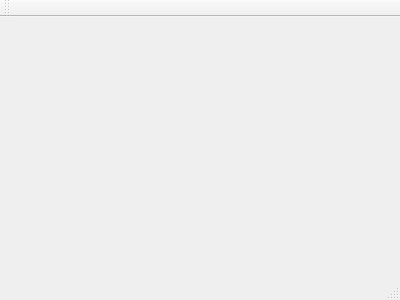
Qt form fkw/mainwindow.ui (piotrsiedlik/QT) before a commit.
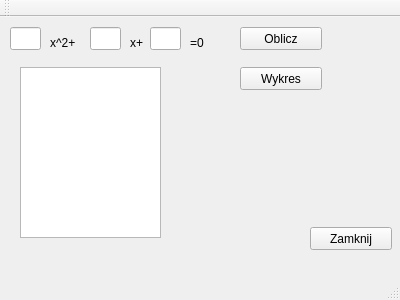
The same form after that commit.

```diff
--- a/fkw/mainwindow.ui
+++ b/fkw/mainwindow.ui
@@ -12,13 +12,147 @@
   <property name="windowTitle" >
    <string>MainWindow</string>
   </property>
-  <widget class="QMenuBar" name="menuBar" />
-  <widget class="QToolBar" name="mainToolBar" />
-  <widget class="QWidget" name="centralWidget" />
-  <widget class="QStatusBar" name="statusBar" />
+  <widget class="QWidget" name="centralWidget">
+   <widget class="QPushButton" name="pbZamknij">
+    <property name="geometry">
+     <rect>
+      <x>310</x>
+      <y>210</y>
+      <width>82</width>
+      <height>23</height>
+     </rect>
+    </property>
+    <property name="text">
+     <string>Zamknij</string>
+    </property>
+   </widget>
+   <widget class="QLineEdit" name="leA">
+    <property name="geometry">
+     <rect>
+      <x>10</x>
+      <y>10</y>
+      <width>31</width>
+      <height>23</height>
+     </rect>
+    </property>
+   </widget>
+   <widget class="QLabel" name="label">
+    <property name="geometry">
+     <rect>
+      <x>50</x>
+      <y>10</y>
+      <width>41</width>
+      <height>31</height>
+     </rect>
+    </property>
+    <property name="text">
+     <string>x^2+</string>
+    </property>
+   </widget>
+   <widget class="QLineEdit" name="leB">
+    <property name="geometry">
+     <rect>
+      <x>90</x>
+      <y>10</y>
+      <width>31</width>
+      <height>23</height>
+     </rect>
+    </property>
+   </widget>
+   <widget class="QLabel" name="label_2">
+    <property name="geometry">
+     <rect>
+      <x>130</x>
+      <y>10</y>
+      <width>16</width>
+      <height>31</height>
+     </rect>
+    </property>
+    <property name="text">
+     <string>x+</string>
+    </property>
+   </widget>
+   <widget class="QLineEdit" name="leC">
+    <property name="geometry">
+     <rect>
+      <x>150</x>
+      <y>10</y>
+      <width>31</width>
+      <height>23</height>
+     </rect>
+    </property>
+   </widget>
+   <widget class="QLabel" name="label_3">
+    <property name="geometry">
+     <rect>
+      <x>190</x>
+      <y>10</y>
+      <width>21</width>
+      <height>31</height>
+     </rect>
+    </property>
+    <property name="text">
+     <string>=0</string>
+    </property>
+   </widget>
+   <widget class="QTextBrowser" name="tbWynik">
+    <property name="geometry">
+     <rect>
+      <x>20</x>
+      <y>50</y>
+      <width>141</width>
+      <height>171</height>
+     </rect>
+    </property>
+   </widget>
+   <widget class="QPushButton" name="pbOblicz">
+    <property name="geometry">
+     <rect>
+      <x>240</x>
+      <y>10</y>
+      <width>82</width>
+      <height>23</height>
+     </rect>
+    </property>
+    <property name="text">
+     <string>Oblicz</string>
+    </property>
+   </widget>
+   <widget class="QPushButton" name="pbWykres">
+    <property name="geometry">
+     <rect>
+      <x>240</x>
+      <y>50</y>
+      <width>82</width>
+      <height>23</height>
+     </rect>
+    </property>
+    <property name="text">
+     <string>Wykres</string>
+    </property>
+   </widget>
+  </widget>
+  <widget class="QMenuBar" name="menuBar">
+   <property name="geometry">
+    <rect>
+     <x>0</x>
+     <y>0</y>
+     <width>400</width>
+     <height>20</height>
+    </rect>
+   </property>
+  </widget>
+  <widget class="QToolBar" name="mainToolBar">
+   <attribute name="toolBarArea">
+    <enum>TopToolBarArea</enum>
+   </attribute>
+   <attribute name="toolBarBreak">
+    <bool>false</bool>
+   </attribute>
+  </widget>
+  <widget class="QStatusBar" name="statusBar"/>
  </widget>
- <layoutDefault spacing="6" margin="11" />
- <pixmapfunction></pixmapfunction>
+ <layoutdefault spacing="6" margin="11"/>
  <resources/>
  <connections/>
 </ui>
```
Left out of the diff: 9 changed lines with no effect on the pictures.
